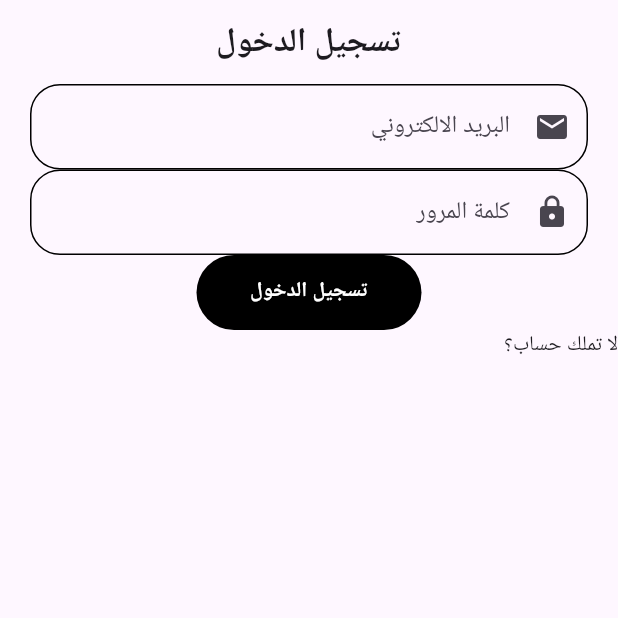
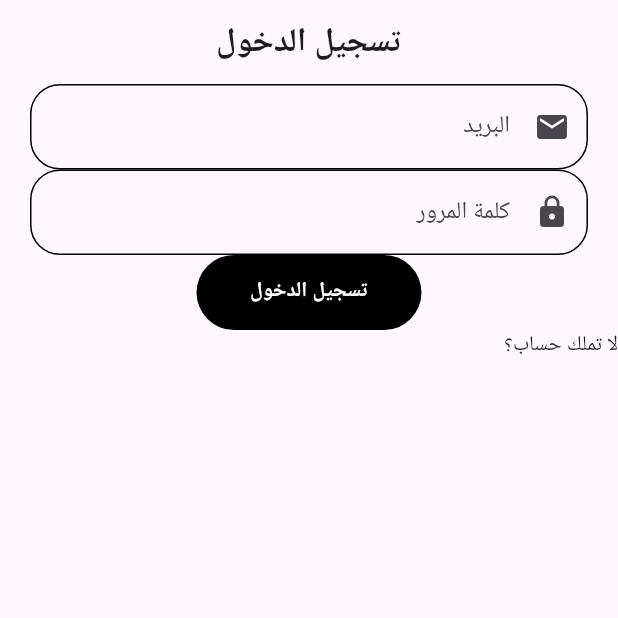
Before and after one commit to Noor-WildAli/project, a Flutter app: the screen it shows after launch, on a phone screen of 412 x 824 dp, the top half of it. Run offline on Flutter 3.47's test engine with Material 3 defaults, Android fonts, the phone set to English and light mode, and no system bars.

Commit message:
first commit by hussein

```diff
--- a/lib/screens/login_screen.dart
+++ b/lib/screens/login_screen.dart
@@ -22,7 +22,7 @@ class LoginScreen extends StatelessWidget {
         children: [
           Column(children: [
             const CustomTextField(
-              hint: 'البريد الالكتروني',
+              hint: 'البريد ',
               icon: Icons.email,
             ),
             const CustomTextField(
```
